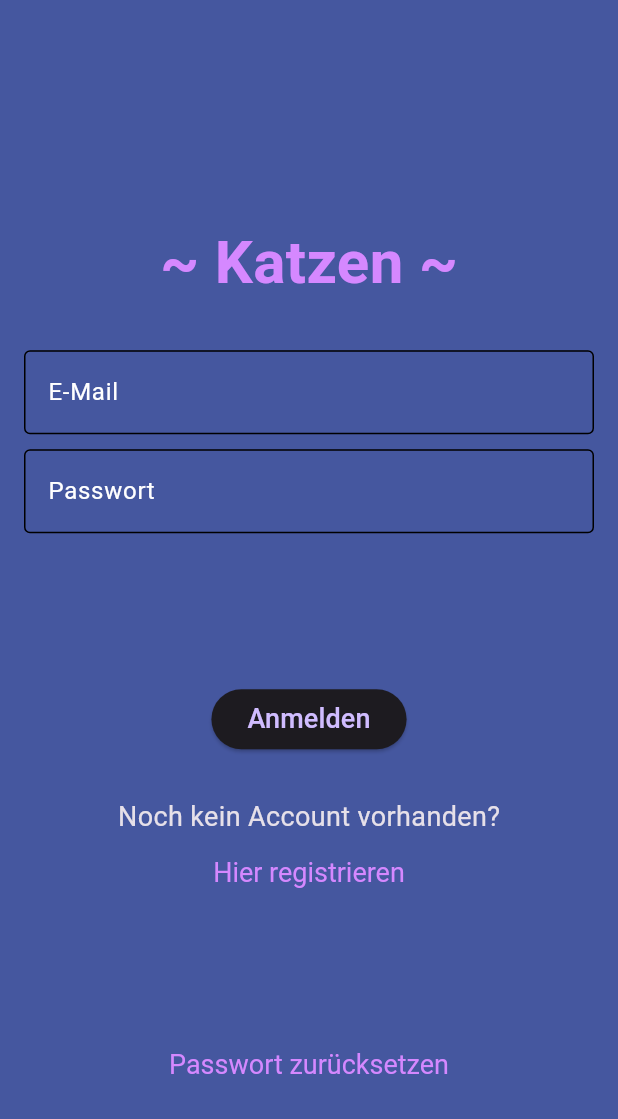
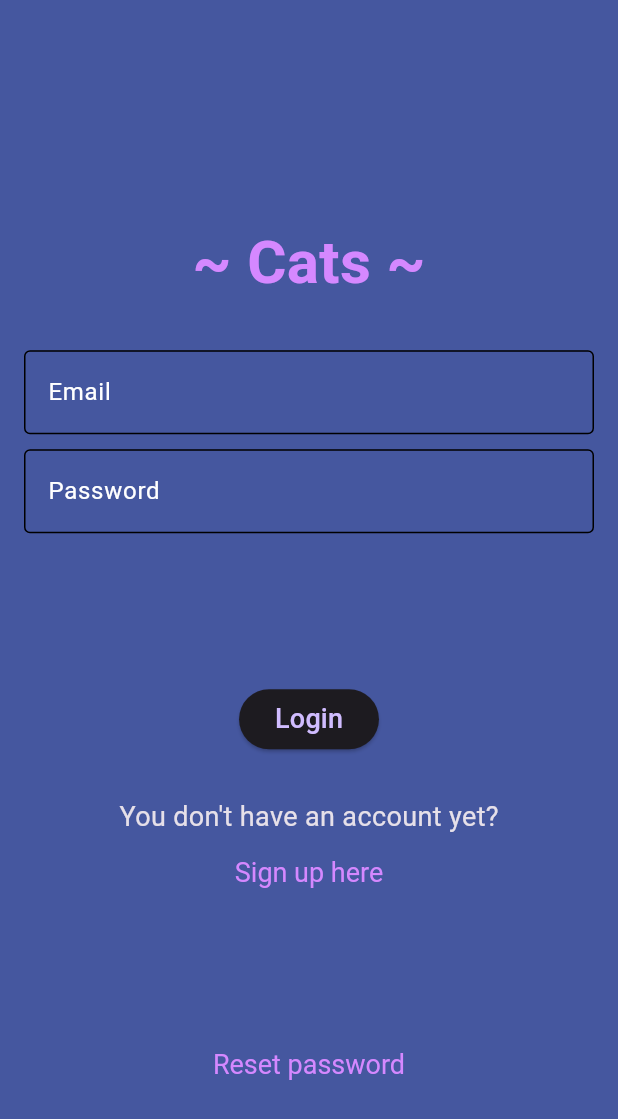
Before and after one commit to Jura17/cat_app, a Flutter app: the screen it shows after launch, on a phone screen of 412 x 824 dp. Shown: the top 1119 px of the screen. Run offline on Flutter 3.47's test engine with Material 3 defaults, Android fonts, the phone set to English and light mode, and no system bars; our stand-ins replace cached_network_image, cloud_firestore, firebase_auth, firebase_core, flutter_dotenv, google_generative_ai and 1 more; accounts and stored records are empty; generated files the repository leaves out were written again.

Commit message:
chore: translate texts into English

```diff
--- a/lib/main.dart
+++ b/lib/main.dart
@@ -61,9 +61,3 @@ void main() async {
     ),
   );
 }
-
-// API-Keys protection
-// 1.
-// 2. Firestore security rules
-// 3. Firebase app check
-// git rm --cached /datei/
--- a/lib/src/features/ai_integration/data/gemini_api.dart
+++ b/lib/src/features/ai_integration/data/gemini_api.dart
@@ -1,5 +1,5 @@
 import 'package:cat_app/src/features/fetch_images/controller/cat_controller.dart';
-import 'package:flutter/material.dart';
+
 import 'package:flutter_dotenv/flutter_dotenv.dart';
 import 'package:google_generative_ai/google_generative_ai.dart';
 import 'package:http/http.dart' as http;
@@ -28,7 +28,7 @@ class GeminiApi {
 
     final promptContent = [
       Content.multi([
-        TextPart("Describe the breed of the cat in this image and what it is doing in 1-2 short sentences in German."),
+        TextPart("Describe the breed of the cat in this image and what it is doing in 1-2 short sentences in English."),
         DataPart('image/jpeg', imageBytes),
       ]),
     ];
@@ -38,7 +38,7 @@ class GeminiApi {
       catDescription = response.text;
     } catch (e) {
       if (e.toString().contains('503')) {
-        errorText = "Hohe Serverauslastung. Bitte versuche es später wieder...";
+        errorText = "Servers are currently busy. Please try again later...";
       } else {
         errorText = e.toString();
       }
--- a/lib/src/features/auth/data/error_messages.dart
+++ b/lib/src/features/auth/data/error_messages.dart
@@ -1,13 +1,27 @@
 Map<String, String> errorMessages = {
-  "user-not-found": "Der Benutzer existiert nicht",
-  "fields-empty": "Bitte E-Mail-Adresse und Passwort angeben",
-  "missing-email": "Bitte E-Mail-Adresse eingeben",
-  "invalid-credential": "Anmeldedaten sind nicht korrekt",
-  "invalid-email": "Keine gültige E-Mail-Adresse",
-  "wrong-password": "Password ist nicht korrekt",
-  "weak-password": "Passwort ist zu schwach",
-  "email-already-in-use": "E-Mail-Adresse ist bereits vergeben",
-  "too-many-requests": "Zu viele Anmeldeversuche. Bitte versuche es später erneut.",
-  "unknown-error": "Ein unbekannter Fehler ist aufgetreten.",
-  "passwords-do-not-match": "Passwörter stimmen nicht überein.",
+  "user-not-found": "The user does not exist",
+  "fields-empty": "Please enter email and password",
+  "missing-email": "Please enter email address",
+  "invalid-credential": "The entered credentials were not correct",
+  "invalid-email": "Not a valid email address",
+  "wrong-password": "The password was not correct",
+  "weak-password": "Weak password",
+  "email-already-in-use": "That email address is already in use",
+  "too-many-requests": "To many login-attempts. Please try again later.",
+  "unknown-error": "An unknown error occurred.",
+  "passwords-do-not-match": "The passwords don't match.",
 };
+
+// Map<String, String> errorMessages_de = {
+//   "user-not-found": "Der Benutzer existiert nicht",
+//   "fields-empty": "Bitte E-Mail-Adresse und Passwort angeben",
+//   "missing-email": "Bitte E-Mail-Adresse eingeben",
+//   "invalid-credential": "Anmeldedaten sind nicht korrekt",
+//   "invalid-email": "Keine gültige E-Mail-Adresse",
+//   "wrong-password": "Password ist nicht korrekt",
+//   "weak-password": "Passwort ist zu schwach",
+//   "email-already-in-use": "E-Mail-Adresse ist bereits vergeben",
+//   "too-many-requests": "Zu viele Anmeldeversuche. Bitte versuche es später erneut.",
+//   "unknown-error": "Ein unbekannter Fehler ist aufgetreten.",
+//   "passwords-do-not-match": "Passwörter stimmen nicht überein.",
+// };
--- a/lib/src/features/auth/presentation/screens/auth_screen.dart
+++ b/lib/src/features/auth/presentation/screens/auth_screen.dart
@@ -34,7 +34,7 @@ class _AuthScreenState extends State<AuthScreen> {
           mainAxisAlignment: MainAxisAlignment.center,
           children: [
             Text(
-              "~ Katzen ~",
+              "~ Cats ~",
               style: TextStyle(fontSize: 40, fontWeight: FontWeight.bold, color: AppColors.primary),
             ),
             SizedBox(height: 30),
--- a/lib/src/features/auth/presentation/screens/password_reset_screen.dart
+++ b/lib/src/features/auth/presentation/screens/password_reset_screen.dart
@@ -20,20 +20,20 @@ class _PasswordResetScreenState extends State<PasswordResetScreen> {
   @override
   Widget build(BuildContext context) {
     return Scaffold(
-      appBar: AppBar(title: Text("Passwort zurücksetzen")),
+      appBar: AppBar(title: Text("Reset password")),
       body: Padding(
         padding: const EdgeInsets.all(16.0),
         child: Column(
           mainAxisAlignment: MainAxisAlignment.center,
           children: [
             TextField(
-              decoration: InputDecoration(hintText: "E-Mail", border: OutlineInputBorder()),
+              decoration: InputDecoration(hintText: "Email", border: OutlineInputBorder()),
               controller: _emailController,
             ),
             SizedBox(height: 20),
             _errorText == null
                 ? Text(
-                    "Eine Bestätigungs-E-Mail wurde verschickt.",
+                    "A confirmation-email has been sent.",
                     style: TextStyle(color: Colors.green),
                   )
                 : Text(
@@ -44,7 +44,7 @@ class _PasswordResetScreenState extends State<PasswordResetScreen> {
             ElevatedButton(
               onPressed: passwordReset,
               child: Text(
-                "Passwort zurücksetzen",
+                "Reset password",
                 style: TextStyle(fontSize: 18),
               ),
             )
--- a/lib/src/features/auth/presentation/widgets/login_form_widget.dart
+++ b/lib/src/features/auth/presentation/widgets/login_form_widget.dart
@@ -39,12 +39,12 @@ class _LoginFormWidgetState extends State<LoginFormWidget> {
         Column(
           children: [
             TextField(
-              decoration: InputDecoration(hintText: "E-Mail", border: OutlineInputBorder()),
+              decoration: InputDecoration(hintText: "Email", border: OutlineInputBorder()),
               controller: emailController,
             ),
             SizedBox(height: 10),
             TextField(
-              decoration: InputDecoration(hintText: "Passwort", border: OutlineInputBorder()),
+              decoration: InputDecoration(hintText: "Password", border: OutlineInputBorder()),
               controller: passwordController,
               obscureText: true,
             ),
@@ -57,7 +57,7 @@ class _LoginFormWidgetState extends State<LoginFormWidget> {
             SizedBox(height: 80),
             ElevatedButton(
               onPressed: login,
-              child: Text("Anmelden", style: TextStyle(fontSize: 18)),
+              child: Text("Login", style: TextStyle(fontSize: 18)),
             ),
             SizedBox(height: 8),
           ],
@@ -66,14 +66,14 @@ class _LoginFormWidgetState extends State<LoginFormWidget> {
         Column(
           children: [
             Text(
-              "Noch kein Account vorhanden?",
+              "You don't have an account yet?",
               style: TextStyle(fontSize: 18),
             ),
             TextButton(
               onPressed: () {
                 widget.showRegisterWidgetFunction(true);
               },
-              child: Text("Hier registrieren"),
+              child: Text("Sign up here"),
             ),
             SizedBox(height: 80),
             TextButton(
@@ -85,7 +85,7 @@ class _LoginFormWidgetState extends State<LoginFormWidget> {
                   ),
                 );
               },
-              child: Text("Passwort zurücksetzen"),
+              child: Text("Reset password"),
             ),
           ],
         )
--- a/lib/src/features/auth/presentation/widgets/register_form_widget.dart
+++ b/lib/src/features/auth/presentation/widgets/register_form_widget.dart
@@ -47,18 +47,18 @@ class _RegisterFormWidgetState extends State<RegisterFormWidget> {
             ),
             SizedBox(height: 10),
             TextField(
-              decoration: InputDecoration(hintText: "E-Mail", border: OutlineInputBorder()),
+              decoration: InputDecoration(hintText: "Email", border: OutlineInputBorder()),
               controller: emailController,
             ),
             SizedBox(height: 10),
             TextField(
-              decoration: InputDecoration(hintText: "Passwort", border: OutlineInputBorder()),
+              decoration: InputDecoration(hintText: "Password", border: OutlineInputBorder()),
               controller: passwordController,
               obscureText: true,
             ),
             SizedBox(height: 10),
             TextField(
-              decoration: InputDecoration(hintText: "Passwort bestätigen", border: OutlineInputBorder()),
+              decoration: InputDecoration(hintText: "Confirm password", border: OutlineInputBorder()),
               controller: passwordConfirmController,
               obscureText: true,
             ),
@@ -71,7 +71,7 @@ class _RegisterFormWidgetState extends State<RegisterFormWidget> {
             SizedBox(height: 40),
             ElevatedButton(
               onPressed: register,
-              child: Text("Registrieren", style: TextStyle(fontSize: 18)),
+              child: Text("Sign up", style: TextStyle(fontSize: 18)),
             ),
             SizedBox(height: 50),
           ],
@@ -80,14 +80,14 @@ class _RegisterFormWidgetState extends State<RegisterFormWidget> {
         Column(
           children: [
             Text(
-              "Bereits einen Account angelegt?",
+              "You already have an account?",
               style: TextStyle(fontSize: 18),
             ),
             TextButton(
               onPressed: () {
                 widget.showRegisterWidgetFunction(false);
               },
-              child: Text("Zum Login"),
+              child: Text("Login in here"),
             ),
           ],
         )
--- a/lib/src/features/auth/repositories/firebase_auth_repository.dart
+++ b/lib/src/features/auth/repositories/firebase_auth_repository.dart
@@ -37,7 +37,7 @@ class FirebaseAuthRepository implements AuthRepository {
       userRepository.createUser(uid: cred.user!.uid, username: username);
     } on FirebaseAuthException catch (e) {
       String? errorMessage = errorMessages[e.code];
-      errorMessage ??= "Ein unbekannter Fehler ist aufgetreten.";
+      errorMessage ??= "An unknown error has occurred.";
       return errorMessage;
     }
     return null;
--- a/lib/src/features/favorites/favorites_controller.dart
+++ b/lib/src/features/favorites/favorites_controller.dart
@@ -27,7 +27,7 @@ class FavoritesController extends ChangeNotifier {
     if (context.mounted) {
       ScaffoldMessenger.of(context).showSnackBar(
         SnackBar(
-          content: Text(addedFavorite ? "Zu Favoriten hinzugefügt" : "Bereits als Favorit gespeichert"),
+          content: Text(addedFavorite ? "Added to favorites" : "Already one of your favorites"),
         ),
       );
     }
--- a/lib/src/features/favorites/presentation/screens/favorites_gallery_screen.dart
+++ b/lib/src/features/favorites/presentation/screens/favorites_gallery_screen.dart
@@ -32,7 +32,7 @@ class _FavoritesGalleryScreenState extends State<FavoritesGalleryScreen> {
       },
       child: Scaffold(
         appBar: AppBar(
-          title: Text("Deine Favoriten"),
+          title: Text("Your Favorites"),
           actions: [
             TextButton.icon(
               icon: Icon(
@@ -44,7 +44,7 @@ class _FavoritesGalleryScreenState extends State<FavoritesGalleryScreen> {
                 if (!deleteMode) favoritesController.clearSelection();
                 setState(() {});
               },
-              label: Text(deleteMode ? "Abbrechen" : "Löschen"),
+              label: Text(deleteMode ? "Cancel" : "Delete"),
             )
           ],
         ),
@@ -55,7 +55,7 @@ class _FavoritesGalleryScreenState extends State<FavoritesGalleryScreen> {
               children: [
                 favorites.isEmpty
                     ? Text(
-                        "Hier gibt's noch nichts zu sehen",
+                        "Nothing to see here just yet.",
                         style: TextStyle(fontSize: 18),
                       )
                     : Expanded(
@@ -77,7 +77,7 @@ class _FavoritesGalleryScreenState extends State<FavoritesGalleryScreen> {
                     onPressed: () {
                       favoritesController.deleteSelectedImages(widget.uid);
                     },
-                    child: Text("Bilder löschen"),
+                    child: Text("Delete selected"),
                   )
               ],
             ),
--- a/lib/src/features/fetch_images/screens/home_screen.dart
+++ b/lib/src/features/fetch_images/screens/home_screen.dart
@@ -54,7 +54,7 @@ class _HomeScreenState extends State<HomeScreen> {
             child: Column(
               children: [
                 Text(
-                  "Hallo ${userName ?? "Nutzer"}",
+                  "Hi there ${userName ?? "user"}",
                   style: Theme.of(context).textTheme.displaySmall,
                   textAlign: TextAlign.center,
                 ),
@@ -73,7 +73,7 @@ class _HomeScreenState extends State<HomeScreen> {
                         }
                       },
                       child: Text(
-                        "Mag ich ❤️",
+                        "Like it ❤️",
                         style: TextStyle(fontSize: 18),
                       ),
                     ),
@@ -85,7 +85,7 @@ class _HomeScreenState extends State<HomeScreen> {
                         });
                       },
                       child: Text(
-                        "Weiter",
+                        "Next one",
                         style: TextStyle(fontSize: 18),
                       ),
                     ),
--- a/lib/src/features/fetch_images/screens/loading_screen.dart
+++ b/lib/src/features/fetch_images/screens/loading_screen.dart
@@ -41,7 +41,7 @@ class _LoadingScreenState extends State<LoadingScreen> {
               return CircularProgressIndicator();
             } else if (snapshot.hasError) {
               return Center(
-                child: Text("Ein Problem beim Laden der Nutzerdaten ist aufgetreten: ${snapshot.error}"),
+                child: Text("An error occurred while loading the user data: ${snapshot.error}"),
               );
             }
 
--- a/lib/src/features/fetch_images/widgets/cat_description_container.dart
+++ b/lib/src/features/fetch_images/widgets/cat_description_container.dart
@@ -33,7 +33,7 @@ class CatDescriptionContainer extends StatelessWidget {
                             await geminiController.loadGeminiResponse();
                           },
                           child: Text(
-                            "Was sehe ich da? 🐱",
+                            "What am I looking at? 🐱",
                             style: TextStyle(fontSize: 18),
                           ),
                         ),
--- a/lib/src/features/fetch_images/widgets/error_container.dart
+++ b/lib/src/features/fetch_images/widgets/error_container.dart
@@ -9,7 +9,7 @@ class ErrorContainer extends StatelessWidget {
   Widget build(BuildContext context) {
     return const Center(
       child: Text(
-        "Es konnte kein Bild geladen werden",
+        "There was an error loading the image",
         style: TextStyle(fontSize: 18),
       ),
     );
--- a/lib/src/main_app.dart
+++ b/lib/src/main_app.dart
@@ -29,7 +29,7 @@ class MainApp extends StatelessWidget {
           if (snapshot.connectionState == ConnectionState.waiting) {
             return Scaffold(
               appBar: AppBar(
-                title: Text("~ Katzen ~"),
+                title: Text("~ Cats ~"),
               ),
               body: Center(
                 child: CircularProgressIndicator(),
```
Also changed, not shown: lib/src/features/auth/repositories/mock_auth_repository.dart (+4 -4 lines), lib/src/features/favorites/presentation/widgets/favorite_modal.dart (+4 -15 lines), lib/src/features/fetch_images/controller/description_controller.dart (deleted, +0 -45 lines), 1 other file.
